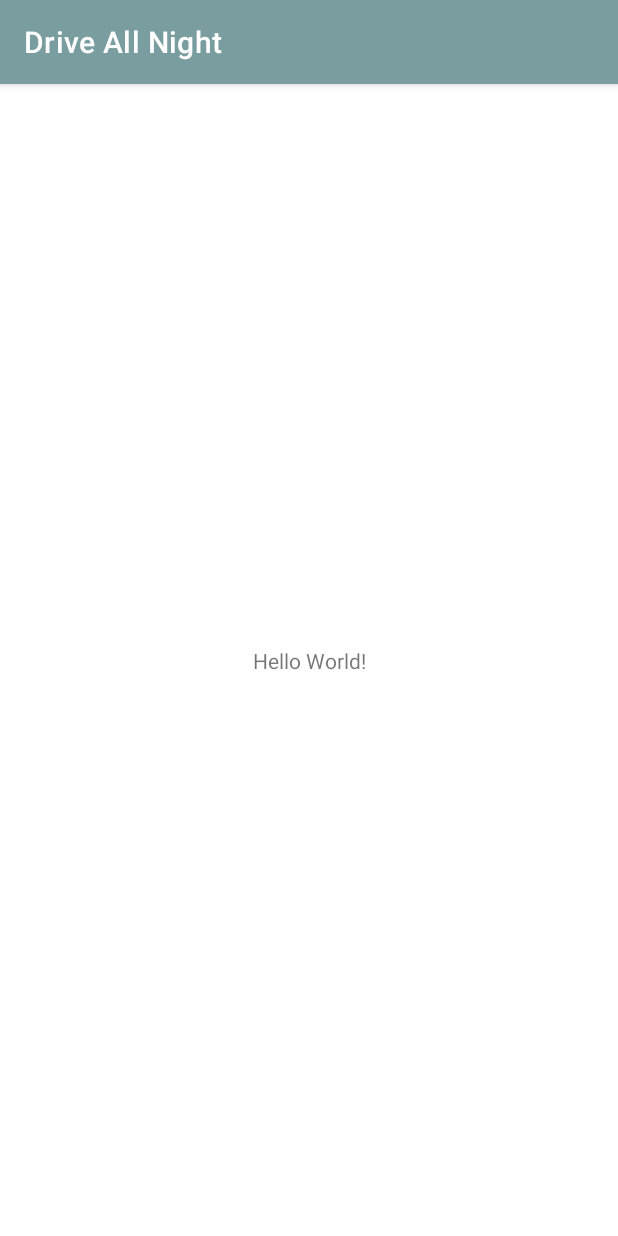
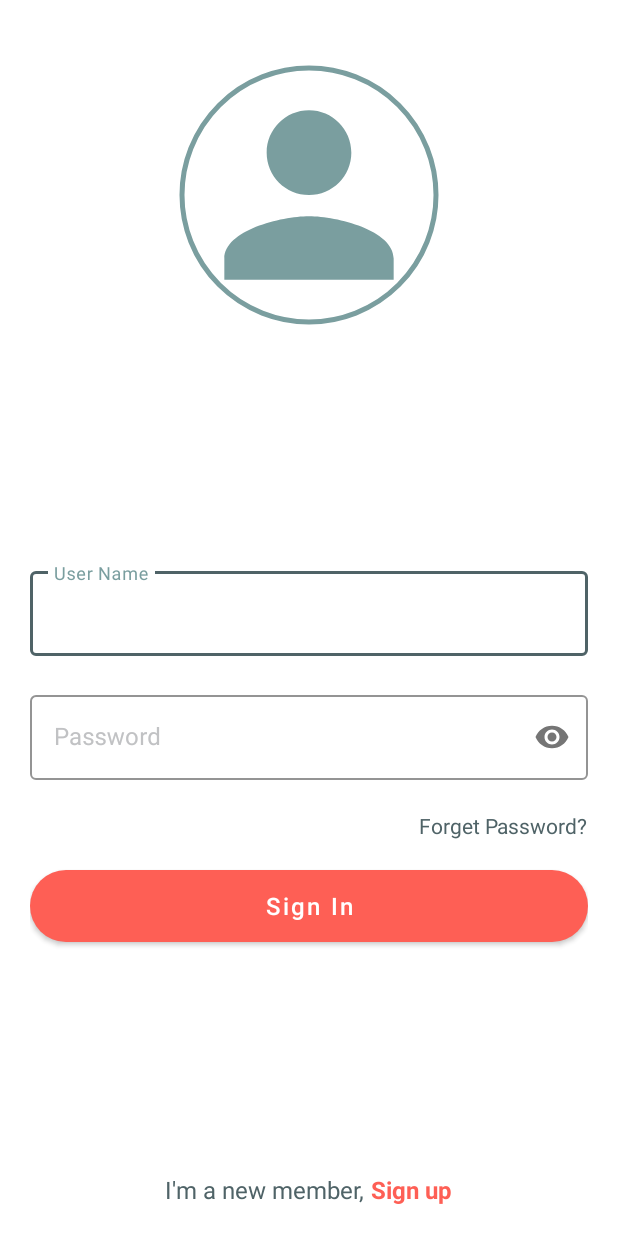
Before and after one commit to MemoonaNoreen/Podcast-App, an Android app: the screen it shows after launch (MainActivity before the commit, SigninActivity after it), on a phone screen of 412 x 824 dp. Run offline under Robolectric (Android 15) with nearby library versions, the phone set to English and light mode, and no system bars; our stand-ins replace CircleImageView.

Commit message:
Sign In Activity

```diff
--- a/app/build.gradle
+++ b/app/build.gradle
@@ -35,4 +35,5 @@ dependencies {
     testImplementation 'junit:junit:4.+'
     androidTestImplementation 'androidx.test.ext:junit:1.1.3'
     androidTestImplementation 'androidx.test.espresso:espresso-core:3.4.0'
+    implementation 'com.mikhaellopez:circularimageview:4.3.0'
 }
--- a/app/src/main/java/com/example/driveallnight/MainActivity.java
+++ b/app/src/main/java/com/example/driveallnight/activities/MainActivity.java
@@ -1,8 +1,10 @@
-package com.example.driveallnight;
+package com.example.driveallnight.activities;
 
 import androidx.appcompat.app.AppCompatActivity;
 
 import android.os.Bundle;
+
+import com.example.driveallnight.R;
 
 public class MainActivity extends AppCompatActivity {
 
--- /dev/null
+++ b/app/src/main/java/com/example/driveallnight/activities/SigninActivity.java
@@ -0,0 +1,17 @@
+package com.example.driveallnight.activities;
+
+import android.os.Bundle;
+
+import androidx.appcompat.app.AppCompatActivity;
+
+import com.example.driveallnight.R;
+
+public class SigninActivity extends AppCompatActivity
+{
+    @Override
+    protected void onCreate(Bundle savedInstanceState)
+    {
+        super.onCreate(savedInstanceState);
+        setContentView(R.layout.activity_signin);
+    }
+}
--- a/app/src/main/java/com/example/driveallnight/SplashScreenActivity.java
+++ b/app/src/main/java/com/example/driveallnight/activities/SplashScreenActivity.java
@@ -1,4 +1,4 @@
-package com.example.driveallnight;
+package com.example.driveallnight.activities;
 
 import android.content.Intent;
 import android.os.Bundle;
@@ -10,7 +10,7 @@ public class SplashScreenActivity extends AppCompatActivity
     @Override
     protected void onCreate(Bundle savedInstanceState) {
         super.onCreate(savedInstanceState);
-        startActivity(new Intent(SplashScreenActivity.this, MainActivity.class));
+        startActivity(new Intent(SplashScreenActivity.this, SigninActivity.class));
         finish();
     }
 }
--- a/app/src/main/res/drawable/bg_gradient.xml
+++ b/app/src/main/res/drawable/bg_gradient.xml
@@ -5,7 +5,7 @@
     <gradient
         android:type="linear"
         android:angle="135"
-        android:startColor="@color/sunset_orange"
-        android:endColor="@color/red_crayola" />
+        android:startColor="@color/accent"
+        android:endColor="@color/accentDark" />
 
 </shape>
--- /dev/null
+++ b/app/src/main/res/drawable/button_background.xml
@@ -0,0 +1,5 @@
+<?xml version="1.0" encoding="utf-8"?>
+<shape xmlns:android="http://schemas.android.com/apk/res/android">
+    <corners  android:radius="50dp"/>
+    <solid android:color="@color/accent"></solid>
+</shape>
--- /dev/null
+++ b/app/src/main/res/drawable/ic_person.xml
@@ -0,0 +1,10 @@
+<vector xmlns:android="http://schemas.android.com/apk/res/android"
+    android:width="24dp"
+    android:height="24dp"
+    android:viewportWidth="24"
+    android:viewportHeight="24"
+    android:tint="@color/primaryColor">
+  <path
+      android:fillColor="@android:color/white"
+      android:pathData="M12,12c2.21,0 4,-1.79 4,-4s-1.79,-4 -4,-4 -4,1.79 -4,4 1.79,4 4,4zM12,14c-2.67,0 -8,1.34 -8,4v2h16v-2c0,-2.66 -5.33,-4 -8,-4z"/>
+</vector>
--- a/app/src/main/res/layout/activity_main.xml
+++ b/app/src/main/res/layout/activity_main.xml
@@ -4,7 +4,7 @@
     xmlns:tools="http://schemas.android.com/tools"
     android:layout_width="match_parent"
     android:layout_height="match_parent"
-    tools:context=".MainActivity">
+    tools:context=".activities.MainActivity">
 
     <TextView
         android:layout_width="wrap_content"
--- /dev/null
+++ b/app/src/main/res/layout/activity_signin.xml
@@ -0,0 +1,134 @@
+<?xml version="1.0" encoding="utf-8"?>
+<ScrollView xmlns:android="http://schemas.android.com/apk/res/android"
+    xmlns:app="http://schemas.android.com/apk/res-auto"
+    xmlns:tools="http://schemas.android.com/tools"
+    android:layout_width="match_parent"
+    android:layout_height="match_parent"
+    tools:context=".activities.SigninActivity"
+    android:fillViewport="true">
+
+    <RelativeLayout
+        android:layout_width="match_parent"
+        android:layout_height="wrap_content">
+
+        <LinearLayout
+            android:layout_width="match_parent"
+            android:layout_height="match_parent"
+            android:orientation="vertical"
+            android:layout_centerVertical="true"
+            android:padding="20dp">
+
+            <com.google.android.material.imageview.ShapeableImageView
+                android:layout_width="180dp"
+                android:layout_height="180dp"
+                android:id="@+id/imgUser"
+                android:layout_marginTop="20dp"
+                android:scaleType="centerCrop"
+                app:strokeWidth="3dp"
+                android:padding="5dp"
+                app:strokeColor="@color/primaryColor"
+                app:srcCompat="@drawable/ic_person"
+                android:layout_gravity="center"
+                app:shapeAppearance="@style/ShapeAppearance.App.CircleImageView"/>
+
+            <LinearLayout
+                android:layout_width="match_parent"
+                android:layout_height="match_parent"
+                android:layout_below="@id/imgUser"
+                android:layout_above="@id/signup"
+                android:layout_marginBottom="20dp"
+                android:orientation="vertical"
+                android:gravity="center">
+
+                <com.google.android.material.textfield.TextInputLayout
+                    android:id="@+id/email_lay"
+                    android:layout_width="match_parent"
+                    android:layout_height="wrap_content"
+                    android:textColorHint="#c1c2c4"
+                    app:boxStrokeWidth="1dp"
+                    app:errorEnabled="true"
+                    app:boxStrokeColor="@color/primaryDark"
+                    style="@style/Widget.MaterialComponents.TextInputLayout.OutlinedBox">
+
+                    <com.google.android.material.textfield.TextInputEditText
+                        android:id="@+id/email"
+                        android:layout_width="match_parent"
+                        android:layout_height="wrap_content"
+                        android:hint="@string/name"
+                        android:inputType="textEmailAddress"
+                        android:textColor="@color/black"/>
+
+                </com.google.android.material.textfield.TextInputLayout>
+
+                <com.google.android.material.textfield.TextInputLayout
+                    android:id="@+id/pass_lay"
+                    android:layout_width="match_parent"
+                    android:layout_height="wrap_content"
+                    android:textColorHint="#c1c2c4"
+                    app:boxStrokeWidth="1dp"
+                    app:errorEnabled="true"
+                    app:passwordToggleEnabled="true"
+                    app:boxStrokeColor="@color/primaryDark"
+                    style="@style/Widget.MaterialComponents.TextInputLayout.OutlinedBox">
+
+                    <com.google.android.material.textfield.TextInputEditText
+                        android:id="@+id/password"
+                        android:layout_width="match_parent"
+                        android:layout_height="wrap_content"
+                        android:hint="@string/password"
+                        android:inputType="textPassword"
+                        android:textColor="@color/black"/>
+
+                </com.google.android.material.textfield.TextInputLayout>
+
+                <TextView
+                    android:id="@+id/forget_password"
+                    android:layout_width="wrap_content"
+                    android:layout_height="wrap_content"
+                    android:layout_gravity="end"
+                    android:text="@string/forget"
+                    android:textColor="@color/primaryDark"
+                    android:layout_marginBottom="20dp"/>
+
+                <Button
+                    android:id="@+id/signin"
+                    android:layout_width="match_parent"
+                    android:layout_height="wrap_content"
+                    android:background="@drawable/button_background"
+                    app:backgroundTint="@null"
+                    android:text="@string/Signin"
+                    android:textAllCaps="false"
+                    android:textSize="16sp"/>
+
+            </LinearLayout>
+
+        </LinearLayout>
+
+        <LinearLayout
+            android:id="@+id/signup"
+            android:layout_width="wrap_content"
+            android:layout_height="wrap_content"
+            android:layout_alignParentBottom="true"
+            android:layout_marginBottom="20dp"
+            android:layout_centerHorizontal="true">
+
+            <TextView
+                android:layout_width="wrap_content"
+                android:layout_height="wrap_content"
+                android:text="I'm a new member, "
+                android:textSize="16sp"
+                android:textColor="@color/primaryDark" />
+
+            <TextView
+                android:layout_width="wrap_content"
+                android:layout_height="wrap_content"
+                android:text="Sign up"
+                android:textColor="@color/accent"
+                android:textSize="16sp"
+                android:textStyle="bold"/>
+
+        </LinearLayout>
+
+    </RelativeLayout>
+
+</ScrollView>
--- a/app/src/main/res/values-night/themes.xml
+++ b/app/src/main/res/values-night/themes.xml
@@ -3,14 +3,14 @@
     <style name="Theme.DriveAllNight" parent="Theme.MaterialComponents.DayNight.DarkActionBar">
         <!-- Primary brand color. -->
         <!-- Primary brand color. -->
-        <item name="colorPrimary">@color/weldon_blue</item>
-        <item name="colorPrimaryVariant">@color/storm_cloud</item>
+        <item name="colorPrimary">@color/primaryColor</item>
+        <item name="colorPrimaryVariant">@color/primaryDark</item>
         <item name="colorOnPrimary">@color/white</item>
 
 
         <!-- Secondary brand color. -->
-        <item name="colorSecondary">@color/sunset_orange</item>
-        <item name="colorSecondaryVariant">@color/red_crayola</item>
+        <item name="colorSecondary">@color/accent</item>
+        <item name="colorSecondaryVariant">@color/accentDark</item>
         <item name="colorOnSecondary">@color/black</item>
 
         <!-- Customize your theme here. -->
--- a/app/src/main/res/values/colors.xml
+++ b/app/src/main/res/values/colors.xml
@@ -1,11 +1,11 @@
 <?xml version="1.0" encoding="utf-8"?>
 <resources>
-    <color name="storm_cloud">#4F6367</color>
-    <color name="weldon_blue">#7A9E9F</color>
-    <color name="columba_blue">#B8D8D8</color>
+    <color name="primaryDark">#4F6367</color>
+    <color name="primaryColor">#7A9E9F</color>
+    <color name="primaryLight">#B8D8D8</color>
     <color name="beige">#EEF5DB</color>
-    <color name="sunset_orange">#FE5F55</color>
-    <color name="red_crayola">#EA3449</color>
+    <color name="accent">#FE5F55</color>
+    <color name="accentDark">#EA3449</color>
     <color name="black">#FF000000</color>
     <color name="white">#FFFFFFFF</color>
 </resources>
--- a/app/src/main/res/values/strings.xml
+++ b/app/src/main/res/values/strings.xml
@@ -1,3 +1,7 @@
 <resources>
     <string name="app_name">Drive All Night</string>
+    <string name="Signin">Sign In</string>
+    <string name="name">User Name</string>
+    <string name="password">Password</string>
+    <string name="forget">Forget Password?</string>
 </resources>
--- a/app/src/main/res/values/themes.xml
+++ b/app/src/main/res/values/themes.xml
@@ -4,14 +4,14 @@
     <style name="Theme.DriveAllNight" parent="Theme.MaterialComponents.DayNight.DarkActionBar">
 
         <!-- Primary brand color. -->
-        <item name="colorPrimary">@color/weldon_blue</item>
-        <item name="colorPrimaryVariant">@color/storm_cloud</item>
+        <item name="colorPrimary">@color/primaryColor</item>
+        <item name="colorPrimaryVariant">@color/primaryDark</item>
         <item name="colorOnPrimary">@color/white</item>
 
 
         <!-- Secondary brand color. -->
-        <item name="colorSecondary">@color/sunset_orange</item>
-        <item name="colorSecondaryVariant">@color/red_crayola</item>
+        <item name="colorSecondary">@color/accent</item>
+        <item name="colorSecondaryVariant">@color/accentDark</item>
         <item name="colorOnSecondary">@color/black</item>
 
         <!-- Status bar color. -->
@@ -24,10 +24,22 @@
 
     <style name="SplashTheme" parent="Theme.MaterialComponents.Light.NoActionBar">
         <item name="android:windowBackground">@drawable/splash_background</item>
-        <item name="colorPrimary">@color/weldon_blue</item>
-        <item name="colorPrimaryDark">@color/storm_cloud</item>
-        <item name="colorAccent">@color/sunset_orange</item>
-        <item name="android:statusBarColor">@color/red_crayola</item>
+        <item name="colorPrimary">@color/primaryColor</item>
+        <item name="colorPrimaryDark">@color/primaryDark</item>
+        <item name="colorAccent">@color/accent</item>
+        <item name="android:statusBarColor">@color/accentDark</item>
+    </style>
+
+    <style name="SignInTheme" parent="Theme.MaterialComponents.Light.NoActionBar">
+        <item name="colorPrimary">@color/primaryColor</item>
+        <item name="colorPrimaryDark">@color/primaryDark</item>
+        <item name="colorAccent">@color/accent</item>
+        <item name="android:statusBarColor">@color/primaryDark</item>
+    </style>
+
+    <style name="ShapeAppearance.App.CircleImageView" parent="">
+        <item name="cornerFamily">rounded</item>
+        <item name="cornerSize">50%</item>
     </style>
 
 </resources>
```
Also changed, not shown: app/src/main/AndroidManifest.xml (+5 -3 lines).
